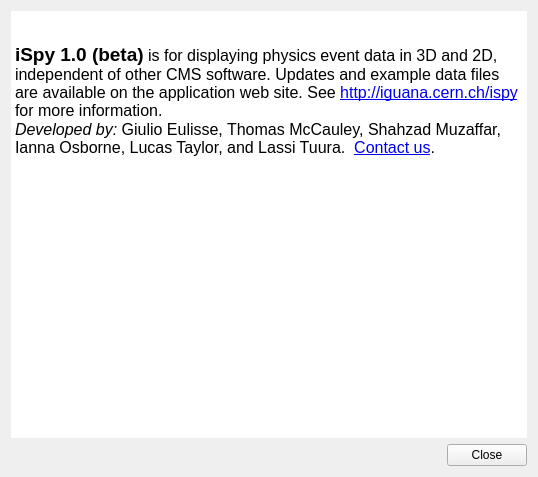
Old version of the form Iguana/QtGUI/src/ISpySplashScreen.ui in the repository cms-outreach/ispy.
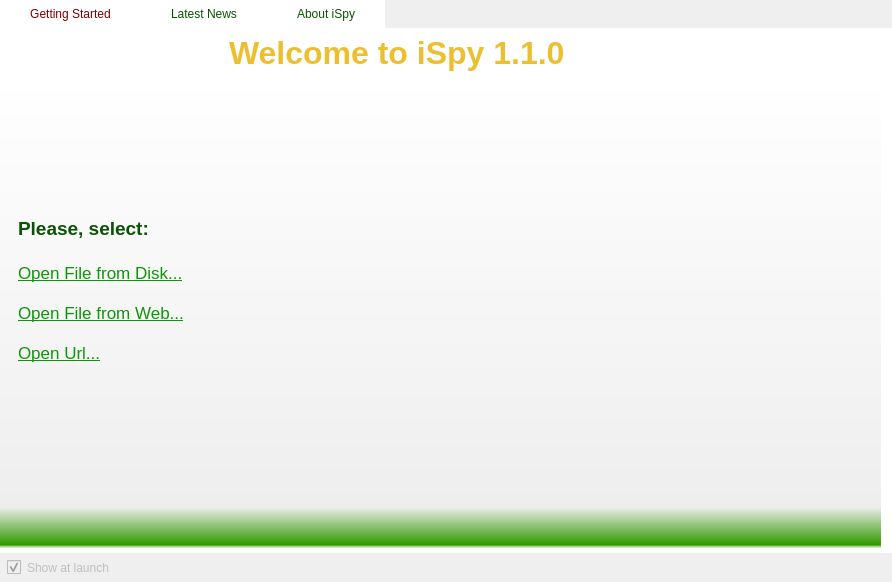
New version of the form. Icons and pictures are not drawn.

```diff
--- a/Iguana/QtGUI/src/ISpySplashScreen.ui
+++ b/Iguana/QtGUI/src/ISpySplashScreen.ui
@@ -9,63 +9,350 @@
    <rect>
     <x>0</x>
     <y>0</y>
-    <width>538</width>
-    <height>477</height>
+    <width>892</width>
+    <height>582</height>
    </rect>
   </property>
+  <property name="minimumSize">
+   <size>
+    <width>892</width>
+    <height>582</height>
+   </size>
+  </property>
+  <property name="maximumSize">
+   <size>
+    <width>892</width>
+    <height>582</height>
+   </size>
+  </property>
   <property name="windowTitle">
    <string>IGUANA iSpy</string>
   </property>
-  <property name="windowIcon">
-   <iconset resource="../interface/ispy.qrc">
-    <normaloff>:/images/IGUANA_SPLASH.xpm</normaloff>:/images/IGUANA_SPLASH.xpm</iconset>
+  <property name="styleSheet">
+   <string notr="true">QFrame {
+border: 0px;
+}
+
+QTabWidget {
+border: 0px;
+background-color: white;
+}
+
+</string>
   </property>
   <layout class="QVBoxLayout" name="verticalLayout">
+   <property name="spacing">
+    <number>0</number>
+   </property>
+   <property name="margin">
+    <number>0</number>
+   </property>
    <item>
-    <layout class="QHBoxLayout" name="horizontalLayout">
-     <item>
-      <widget class="QTextBrowser" name="textBrowser">
-       <property name="sizePolicy">
-        <sizepolicy hsizetype="Expanding" vsizetype="Expanding">
-         <horstretch>0</horstretch>
-         <verstretch>0</verstretch>
-        </sizepolicy>
-       </property>
-       <property name="acceptDrops">
-        <bool>false</bool>
-       </property>
-       <property name="frameShape">
-        <enum>QFrame::NoFrame</enum>
-       </property>
-       <property name="frameShadow">
-        <enum>QFrame::Plain</enum>
-       </property>
-       <property name="html">
-        <string>&lt;!DOCTYPE HTML PUBLIC &quot;-//W3C//DTD HTML 4.0//EN&quot; &quot;http://www.w3.org/TR/REC-html40/strict.dtd&quot;&gt;
-&lt;html&gt;&lt;head&gt;&lt;meta name=&quot;qrichtext&quot; content=&quot;1&quot; /&gt;&lt;style type=&quot;text/css&quot;&gt;
-p, li { white-space: pre-wrap; }
-&lt;/style&gt;&lt;/head&gt;&lt;body style=&quot; font-family:'Sans Serif'; font-size:9pt; font-weight:400; font-style:normal;&quot;&gt;
-&lt;p style=&quot; margin-top:0px; margin-bottom:0px; margin-left:0px; margin-right:0px; -qt-block-indent:0; text-indent:0px;&quot;&gt;&lt;img src=&quot;:/images/IGUANA_SPLASH.xpm&quot; /&gt;&lt;/p&gt;
-&lt;p style=&quot;-qt-paragraph-type:empty; margin-top:0px; margin-bottom:0px; margin-left:0px; margin-right:0px; -qt-block-indent:0; text-indent:0px;&quot;&gt;&lt;/p&gt;
-&lt;p style=&quot; margin-top:0px; margin-bottom:0px; margin-left:0px; margin-right:0px; -qt-block-indent:0; text-indent:0px;&quot;&gt;&lt;span style=&quot; font-size:14pt; font-weight:600;&quot;&gt;iSpy 1.0 (beta)&lt;/span&gt;&lt;span style=&quot; font-size:12pt;&quot;&gt; is for displaying physics event data in 3D and 2D, independent of other CMS software. Updates and example data files are available on the application web site. See &lt;/span&gt;&lt;a href=&quot;http://iguana.cern.ch/ispy/&quot;&gt;&lt;span style=&quot; font-size:12pt; text-decoration: underline; color:#0000ee;&quot;&gt;http://iguana.cern.ch/ispy&lt;/span&gt;&lt;/a&gt;&lt;span style=&quot; font-size:12pt;&quot;&gt; for more information. &lt;/span&gt;&lt;/p&gt;
-&lt;p style=&quot; margin-top:0px; margin-bottom:0px; margin-left:0px; margin-right:0px; -qt-block-indent:0; text-indent:0px;&quot;&gt;&lt;span style=&quot; font-size:12pt; font-style:italic;&quot;&gt;Developed by: &lt;/span&gt;&lt;span style=&quot; font-size:12pt;&quot;&gt;Giulio Eulisse, Thomas McCauley, Shahzad Muzaffar, Ianna Osborne, Lucas Taylor, and Lassi Tuura.  &lt;/span&gt;&lt;a href=&quot;mailto:iglite-developers@cern.ch&quot;&gt;&lt;span style=&quot; font-size:12pt; text-decoration: underline; color:#0000ee;&quot;&gt;Contact us&lt;/span&gt;&lt;/a&gt;&lt;span style=&quot; font-size:12pt;&quot;&gt;. &lt;/span&gt;&lt;/p&gt;&lt;/body&gt;&lt;/html&gt;</string>
-       </property>
-       <property name="openExternalLinks">
-        <bool>true</bool>
-       </property>
-       <property name="openLinks">
-        <bool>true</bool>
-       </property>
-      </widget>
-     </item>
-    </layout>
-   </item>
-   <item>
-    <widget class="QDialogButtonBox" name="buttonBox">
-     <property name="standardButtons">
-      <set>QDialogButtonBox::Close</set>
+    <layout class="QVBoxLayout" name="verticalLayout_4">
+     <property name="spacing">
+      <number>0</number>
      </property>
-    </widget>
+     <item>
+      <widget class="QTabWidget" name="tabWidget">
+       <property name="cursor">
+        <cursorShape>ArrowCursor</cursorShape>
+       </property>
+       <property name="styleSheet">
+        <string notr="true">QFrame {
+border: 0px;
+}
+
+QTabWidget {
+background-color: white;
+}
+
+QTabWidget QWidget {
+background-color: white;
+}
+QTabBar {
+     background: qlineargradient(x1: 0, y1: 0, x2: 0, y2: 1,
+                                 stop: 0 #E1E1E1, stop: 0.4 #DDDDDD,
+                                 stop: 0.5 #D8D8D8, stop: 1.0 #FFFFFF);
+}
+
+QTabBar::tab {
+    background: qlineargradient(x1: 0, y1: 0, x2: 0, y2: 1,
+                                 stop: 0 #E1E1E1, stop: 0.4 #DDDDDD,
+                                 stop: 0.5 #D8D8D8, stop: 1.0 #FFFFFF);
+     color: #0a5202;
+     border: 0px;
+     min-width: 8ex;
+     padding: 7px;
+	padding-left: 30px;
+	padding-right: 30px;
+ }
+
+QTabBar::tab:selected {
+     background: qlineargradient(x1: 0, y1: 0, x2: 0, y2: 1,
+                                 stop: 0 #E1E1E1, stop: 0.4 #DDDDDD,
+                                 stop: 0.5 #D8D8D8, stop: 1.0 #FFFFFF);
+     color: #800000;
+
+	 border: 0px;
+     min-width: 8ex;
+ }
+</string>
+       </property>
+       <property name="currentIndex">
+        <number>0</number>
+       </property>
+       <property name="documentMode">
+        <bool>false</bool>
+       </property>
+       <property name="tabsClosable">
+        <bool>false</bool>
+       </property>
+       <widget class="QWidget" name="gettingStartedTab">
+        <property name="cursor">
+         <cursorShape>ArrowCursor</cursorShape>
+        </property>
+        <attribute name="title">
+         <string>Getting Started</string>
+        </attribute>
+        <widget class="QWidget" name="verticalLayoutWidget">
+         <property name="geometry">
+          <rect>
+           <x>0</x>
+           <y>0</y>
+           <width>881</width>
+           <height>521</height>
+          </rect>
+         </property>
+         <layout class="QVBoxLayout" name="verticalLayout_2" stretch="0,0">
+          <property name="spacing">
+           <number>0</number>
+          </property>
+          <item>
+           <widget class="QLabel" name="label">
+            <property name="font">
+             <font>
+              <pointsize>-1</pointsize>
+              <weight>75</weight>
+              <bold>true</bold>
+             </font>
+            </property>
+            <property name="styleSheet">
+             <string notr="true">
+font-size: 32px;
+font-weight: bold;
+color: qradialgradient(spread:pad, cx:0.505, cy:1, radius:1.028, fx:0.505, fy:0.381455, stop:0 rgba(9, 41, 4, 255), stop:0.286432 rgba(2, 79, 0, 255), stop:0.703518 rgba(50, 147, 22, 255), stop:1 rgba(236, 191, 49, 255));
+padding: 7px;
+padding-left: 220px;
+</string>
+            </property>
+            <property name="text">
+             <string>Welcome to iSpy 1.1.0</string>
+            </property>
+           </widget>
+          </item>
+          <item>
+           <layout class="QHBoxLayout" name="horizontalLayout_3" stretch="0,0">
+            <property name="spacing">
+             <number>0</number>
+            </property>
+            <item>
+             <widget class="QTextBrowser" name="wizardView">
+              <property name="sizePolicy">
+               <sizepolicy hsizetype="Maximum" vsizetype="Expanding">
+                <horstretch>255</horstretch>
+                <verstretch>0</verstretch>
+               </sizepolicy>
+              </property>
+              <property name="styleSheet">
+               <string notr="true">background-color: qlineargradient(spread:pad, x1:0, y1:1, x2:0, y2:0, stop:0.00145729 rgba(255, 255, 255, 255), stop:0.0100503 rgba(50, 153, 0, 255), stop:0.0904523 rgba(238, 238, 238, 255), stop:1 rgba(255, 255, 255, 255));
+padding-left:14px;</string>
+              </property>
+              <property name="lineWidth">
+               <number>0</number>
+              </property>
+              <property name="html">
+               <string>&lt;!DOCTYPE HTML PUBLIC &quot;-//W3C//DTD HTML 4.0//EN&quot; &quot;http://www.w3.org/TR/REC-html40/strict.dtd&quot;&gt;
+&lt;html&gt;&lt;head&gt;&lt;meta name=&quot;qrichtext&quot; content=&quot;1&quot; /&gt;&lt;style type=&quot;text/css&quot;&gt;
+p, li { white-space: pre-wrap; }
+&lt;/style&gt;&lt;/head&gt;&lt;body style=&quot; font-family:'Lucida Grande'; font-size:13pt; font-weight:400; font-style:normal;&quot;&gt;
+&lt;p style=&quot;-qt-paragraph-type:empty; margin-top:0px; margin-bottom:0px; margin-left:0px; margin-right:0px; -qt-block-indent:0; text-indent:0px;&quot;&gt;&lt;/p&gt;
+&lt;p style=&quot;-qt-paragraph-type:empty; margin-top:0px; margin-bottom:0px; margin-left:0px; margin-right:0px; -qt-block-indent:0; text-indent:0px; font-size:14pt; font-weight:600; color:#0a5204;&quot;&gt;&lt;/p&gt;
+&lt;p style=&quot;-qt-paragraph-type:empty; margin-top:0px; margin-bottom:0px; margin-left:0px; margin-right:0px; -qt-block-indent:0; text-indent:0px; font-size:14pt; font-weight:600; color:#0a5204;&quot;&gt;&lt;/p&gt;
+&lt;p style=&quot;-qt-paragraph-type:empty; margin-top:0px; margin-bottom:0px; margin-left:0px; margin-right:0px; -qt-block-indent:0; text-indent:0px; font-size:14pt; font-weight:600; color:#0a5204;&quot;&gt;&lt;/p&gt;
+&lt;p style=&quot;-qt-paragraph-type:empty; margin-top:0px; margin-bottom:0px; margin-left:0px; margin-right:0px; -qt-block-indent:0; text-indent:0px; font-size:14pt; font-weight:600; color:#0a5204;&quot;&gt;&lt;/p&gt;
+&lt;p style=&quot;-qt-paragraph-type:empty; margin-top:0px; margin-bottom:0px; margin-left:0px; margin-right:0px; -qt-block-indent:0; text-indent:0px; font-size:14pt; font-weight:600; color:#0a5204;&quot;&gt;&lt;/p&gt;
+&lt;p style=&quot; margin-top:0px; margin-bottom:0px; margin-left:0px; margin-right:0px; -qt-block-indent:0; text-indent:0px;&quot;&gt;&lt;span style=&quot; font-size:14pt; font-weight:600; color:#0a5204;&quot;&gt;Please, select:&lt;/span&gt;&lt;/p&gt;
+&lt;p style=&quot;-qt-paragraph-type:empty; margin-top:0px; margin-bottom:0px; margin-left:0px; margin-right:0px; -qt-block-indent:0; text-indent:0px; font-size:14pt; font-weight:600; text-decoration: underline; color:#0a5204;&quot;&gt;&lt;/p&gt;
+&lt;p style=&quot; margin-top:0px; margin-bottom:0px; margin-left:0px; margin-right:0px; -qt-block-indent:0; text-indent:0px;&quot;&gt;&lt;a href=&quot;OpenFile&quot;&gt;&lt;span style=&quot; text-decoration: underline; color:#0f9509;&quot;&gt;Open File from Disk...&lt;/span&gt;&lt;/a&gt;&lt;/p&gt;
+&lt;p style=&quot;-qt-paragraph-type:empty; margin-top:0px; margin-bottom:0px; margin-left:0px; margin-right:0px; -qt-block-indent:0; text-indent:0px; text-decoration: underline; color:#0f9509;&quot;&gt;&lt;/p&gt;
+&lt;p style=&quot; margin-top:0px; margin-bottom:0px; margin-left:0px; margin-right:0px; -qt-block-indent:0; text-indent:0px;&quot;&gt;&lt;a href=&quot;OpenWeb&quot;&gt;&lt;span style=&quot; text-decoration: underline; color:#0f9509;&quot;&gt;Open File from Web...&lt;/span&gt;&lt;/a&gt;&lt;/p&gt;
+&lt;p style=&quot;-qt-paragraph-type:empty; margin-top:0px; margin-bottom:0px; margin-left:0px; margin-right:0px; -qt-block-indent:0; text-indent:0px;&quot;&gt;&lt;/p&gt;
+&lt;p style=&quot; margin-top:0px; margin-bottom:0px; margin-left:0px; margin-right:0px; -qt-block-indent:0; text-indent:0px;&quot;&gt;&lt;a href=&quot;OpenUrl&quot;&gt;&lt;span style=&quot; text-decoration: underline; color:#0f9509;&quot;&gt;Open Url...&lt;/span&gt;&lt;/a&gt;&lt;/p&gt;&lt;/body&gt;&lt;/html&gt;</string>
+              </property>
+             </widget>
+            </item>
+            <item>
+             <widget class="QTextBrowser" name="webView">
+              <property name="styleSheet">
+               <string notr="true">QTextBrowser
+{
+background-color: qlineargradient(spread:pad, x1:0, y1:1, x2:0, y2:0, stop:0.00145729 rgba(255, 255, 255, 255), stop:0.0100503 rgba(50, 153, 0, 255), stop:0.0904523 rgba(238, 238, 238, 255), stop:1 rgba(255, 255, 255, 255));
+padding-bottom: 40px;
+}</string>
+              </property>
+              <property name="html">
+               <string>&lt;!DOCTYPE HTML PUBLIC &quot;-//W3C//DTD HTML 4.0//EN&quot; &quot;http://www.w3.org/TR/REC-html40/strict.dtd&quot;&gt;
+&lt;html&gt;&lt;head&gt;&lt;meta name=&quot;qrichtext&quot; content=&quot;1&quot; /&gt;&lt;style type=&quot;text/css&quot;&gt;
+p, li { white-space: pre-wrap; }
+&lt;/style&gt;&lt;/head&gt;&lt;body style=&quot; font-family:'Lucida Grande'; font-size:13pt; font-weight:400; font-style:normal;&quot;&gt;
+&lt;p align=&quot;center&quot; style=&quot;-qt-paragraph-type:empty; margin-top:0px; margin-bottom:0px; margin-left:0px; margin-right:0px; -qt-block-indent:0; text-indent:0px;&quot;&gt;&lt;/p&gt;
+&lt;p align=&quot;center&quot; style=&quot;-qt-paragraph-type:empty; margin-top:0px; margin-bottom:0px; margin-left:0px; margin-right:0px; -qt-block-indent:0; text-indent:0px;&quot;&gt;&lt;/p&gt;
+&lt;p align=&quot;center&quot; style=&quot;-qt-paragraph-type:empty; margin-top:0px; margin-bottom:0px; margin-left:0px; margin-right:0px; -qt-block-indent:0; text-indent:0px;&quot;&gt;&lt;/p&gt;
+&lt;p align=&quot;center&quot; style=&quot;-qt-paragraph-type:empty; margin-top:0px; margin-bottom:0px; margin-left:0px; margin-right:0px; -qt-block-indent:0; text-indent:0px;&quot;&gt;&lt;/p&gt;
+&lt;p align=&quot;center&quot; style=&quot; margin-top:0px; margin-bottom:0px; margin-left:0px; margin-right:0px; -qt-block-indent:0; text-indent:0px;&quot;&gt;&lt;img src=&quot;:/images/IGUANA_SPLASH.xpm&quot; /&gt;&lt;/p&gt;&lt;/body&gt;&lt;/html&gt;</string>
+              </property>
+             </widget>
+            </item>
+           </layout>
+          </item>
+         </layout>
+        </widget>
+       </widget>
+       <widget class="QWidget" name="newsTab">
+        <attribute name="title">
+         <string>Latest News</string>
+        </attribute>
+        <widget class="QWidget" name="verticalLayoutWidget_2">
+         <property name="geometry">
+          <rect>
+           <x>0</x>
+           <y>0</y>
+           <width>881</width>
+           <height>511</height>
+          </rect>
+         </property>
+         <layout class="QVBoxLayout" name="verticalLayout_3">
+          <item>
+           <widget class="QTextBrowser" name="newsView">
+            <property name="html">
+             <string>&lt;!DOCTYPE HTML PUBLIC &quot;-//W3C//DTD HTML 4.0//EN&quot; &quot;http://www.w3.org/TR/REC-html40/strict.dtd&quot;&gt;
+&lt;html&gt;&lt;head&gt;&lt;meta name=&quot;qrichtext&quot; content=&quot;1&quot; /&gt;&lt;style type=&quot;text/css&quot;&gt;
+p, li { white-space: pre-wrap; }
+&lt;/style&gt;&lt;/head&gt;&lt;body style=&quot; font-family:'Lucida Grande'; font-size:13pt; font-weight:400; font-style:normal;&quot;&gt;
+&lt;p align=&quot;center&quot; style=&quot;-qt-paragraph-type:empty; margin-top:0px; margin-bottom:0px; margin-left:0px; margin-right:0px; -qt-block-indent:0; text-indent:0px;&quot;&gt;&lt;/p&gt;
+&lt;p align=&quot;center&quot; style=&quot; margin-top:0px; margin-bottom:0px; margin-left:0px; margin-right:0px; -qt-block-indent:0; text-indent:0px;&quot;&gt;&lt;span style=&quot; font-weight:600;&quot;&gt;Sorry, no news available at this moment.&lt;/span&gt;&lt;/p&gt;&lt;/body&gt;&lt;/html&gt;</string>
+            </property>
+           </widget>
+          </item>
+         </layout>
+        </widget>
+       </widget>
+       <widget class="QWidget" name="aboutISpyTab">
+        <attribute name="title">
+         <string>About iSpy</string>
+        </attribute>
+        <widget class="QWidget" name="horizontalLayoutWidget_2">
+         <property name="geometry">
+          <rect>
+           <x>0</x>
+           <y>0</y>
+           <width>881</width>
+           <height>521</height>
+          </rect>
+         </property>
+         <layout class="QHBoxLayout" name="horizontalLayout_4" stretch="0,0">
+          <property name="spacing">
+           <number>0</number>
+          </property>
+          <item>
+           <widget class="QTextBrowser" name="ispyLogo">
+            <property name="sizePolicy">
+             <sizepolicy hsizetype="Expanding" vsizetype="Expanding">
+              <horstretch>0</horstretch>
+              <verstretch>0</verstretch>
+             </sizepolicy>
+            </property>
+            <property name="acceptDrops">
+             <bool>false</bool>
+            </property>
+            <property name="styleSheet">
+             <string notr="true">background-color: qlineargradient(spread:pad, x1:0, y1:1, x2:0, y2:0, stop:0.00145729 rgba(255, 255, 255, 255), stop:0.0100503 rgba(50, 153, 0, 255), stop:0.0904523 rgba(238, 238, 238, 255), stop:1 rgba(255, 255, 255, 255));</string>
+            </property>
+            <property name="frameShape">
+             <enum>QFrame::NoFrame</enum>
+            </property>
+            <property name="frameShadow">
+             <enum>QFrame::Plain</enum>
+            </property>
+            <property name="html">
+             <string>&lt;!DOCTYPE HTML PUBLIC &quot;-//W3C//DTD HTML 4.0//EN&quot; &quot;http://www.w3.org/TR/REC-html40/strict.dtd&quot;&gt;
+&lt;html&gt;&lt;head&gt;&lt;meta name=&quot;qrichtext&quot; content=&quot;1&quot; /&gt;&lt;style type=&quot;text/css&quot;&gt;
+p, li { white-space: pre-wrap; }
+&lt;/style&gt;&lt;/head&gt;&lt;body style=&quot; font-family:'Lucida Grande'; font-size:13pt; font-weight:400; font-style:normal;&quot;&gt;
+&lt;p style=&quot;-qt-paragraph-type:empty; margin-top:0px; margin-bottom:0px; margin-left:0px; margin-right:0px; -qt-block-indent:0; text-indent:0px;&quot;&gt;&lt;/p&gt;
+&lt;p style=&quot;-qt-paragraph-type:empty; margin-top:0px; margin-bottom:0px; margin-left:0px; margin-right:0px; -qt-block-indent:0; text-indent:0px;&quot;&gt;&lt;/p&gt;
+&lt;p style=&quot;-qt-paragraph-type:empty; margin-top:0px; margin-bottom:0px; margin-left:0px; margin-right:0px; -qt-block-indent:0; text-indent:0px;&quot;&gt;&lt;/p&gt;
+&lt;p style=&quot;-qt-paragraph-type:empty; margin-top:0px; margin-bottom:0px; margin-left:0px; margin-right:0px; -qt-block-indent:0; text-indent:0px;&quot;&gt;&lt;/p&gt;
+&lt;p style=&quot;-qt-paragraph-type:empty; margin-top:0px; margin-bottom:0px; margin-left:0px; margin-right:0px; -qt-block-indent:0; text-indent:0px;&quot;&gt;&lt;/p&gt;
+&lt;p style=&quot;-qt-paragraph-type:empty; margin-top:0px; margin-bottom:0px; margin-left:0px; margin-right:0px; -qt-block-indent:0; text-indent:0px;&quot;&gt;&lt;/p&gt;
+&lt;p style=&quot; margin-top:0px; margin-bottom:0px; margin-left:0px; margin-right:0px; -qt-block-indent:0; text-indent:0px;&quot;&gt;&lt;img src=&quot;:/images/IGUANA_SPLASH.xpm&quot; /&gt;&lt;/p&gt;&lt;/body&gt;&lt;/html&gt;</string>
+            </property>
+            <property name="openExternalLinks">
+             <bool>true</bool>
+            </property>
+            <property name="openLinks">
+             <bool>true</bool>
+            </property>
+           </widget>
+          </item>
+          <item>
+           <widget class="QTextBrowser" name="ispyDescription">
+            <property name="styleSheet">
+             <string notr="true">background-color: qlineargradient(spread:pad, x1:0, y1:1, x2:0, y2:0, stop:0.00145729 rgba(255, 255, 255, 255), stop:0.0100503 rgba(50, 153, 0, 255), stop:0.0904523 rgba(238, 238, 238, 255), stop:1 rgba(255, 255, 255, 255))</string>
+            </property>
+            <property name="lineWidth">
+             <number>3</number>
+            </property>
+            <property name="html">
+             <string>&lt;!DOCTYPE HTML PUBLIC &quot;-//W3C//DTD HTML 4.0//EN&quot; &quot;http://www.w3.org/TR/REC-html40/strict.dtd&quot;&gt;
+&lt;html&gt;&lt;head&gt;&lt;meta name=&quot;qrichtext&quot; content=&quot;1&quot; /&gt;&lt;style type=&quot;text/css&quot;&gt;
+p, li { white-space: pre-wrap; }
+&lt;/style&gt;&lt;/head&gt;&lt;body style=&quot; font-family:'Lucida Grande'; font-size:13pt; font-weight:400; font-style:normal;&quot;&gt;
+&lt;p style=&quot;-qt-paragraph-type:empty; margin-top:100px; margin-bottom:0px; margin-left:0px; margin-right:0px; -qt-block-indent:0; text-indent:0px;&quot;&gt;&lt;/p&gt;
+&lt;p style=&quot; margin-top:100px; margin-bottom:0px; margin-left:0px; margin-right:0px; -qt-block-indent:0; text-indent:0px;&quot;&gt;&lt;span style=&quot; font-family:'Sans Serif'; font-size:14pt; font-weight:600; color:#065602;&quot;&gt;iSpy 1.1.0&lt;/span&gt;&lt;span style=&quot; font-family:'Sans Serif'; font-size:12pt;&quot;&gt; is for displaying physics event data in 3D and 2D, independent of other CMS software. &lt;/span&gt;&lt;/p&gt;
+&lt;p style=&quot;-qt-paragraph-type:empty; margin-top:0px; margin-bottom:0px; margin-left:0px; margin-right:0px; -qt-block-indent:0; text-indent:0px; font-family:'Sans Serif'; font-size:12pt;&quot;&gt;&lt;/p&gt;
+&lt;p style=&quot; margin-top:0px; margin-bottom:0px; margin-left:0px; margin-right:0px; -qt-block-indent:0; text-indent:0px;&quot;&gt;&lt;span style=&quot; font-family:'Sans Serif'; font-size:12pt;&quot;&gt;Updates and example data files are available on the application web site. &lt;/span&gt;&lt;/p&gt;
+&lt;p style=&quot;-qt-paragraph-type:empty; margin-top:0px; margin-bottom:0px; margin-left:0px; margin-right:0px; -qt-block-indent:0; text-indent:0px; font-family:'Sans Serif'; font-size:12pt;&quot;&gt;&lt;/p&gt;
+&lt;p style=&quot; margin-top:0px; margin-bottom:0px; margin-left:0px; margin-right:0px; -qt-block-indent:0; text-indent:0px;&quot;&gt;&lt;span style=&quot; font-family:'Sans Serif'; font-size:12pt;&quot;&gt;See &lt;/span&gt;&lt;a href=&quot;http://iguana.cern.ch/ispy/&quot;&gt;&lt;span style=&quot; font-family:'Sans Serif'; font-size:12pt; text-decoration: underline; color:#109d0a;&quot;&gt;http://iguana.cern.ch/ispy/&lt;/span&gt;&lt;/a&gt;&lt;span style=&quot; font-family:'Sans Serif'; font-size:12pt;&quot;&gt; for more information. &lt;/span&gt;&lt;/p&gt;
+&lt;p style=&quot;-qt-paragraph-type:empty; margin-top:0px; margin-bottom:0px; margin-left:0px; margin-right:0px; -qt-block-indent:0; text-indent:0px;&quot;&gt;&lt;/p&gt;
+&lt;p style=&quot; margin-top:0px; margin-bottom:0px; margin-left:0px; margin-right:0px; -qt-block-indent:0; text-indent:0px;&quot;&gt;&lt;span style=&quot; font-family:'Sans Serif'; font-size:12pt; font-style:italic;&quot;&gt;Developed by: &lt;/span&gt;&lt;span style=&quot; font-family:'Sans Serif'; font-size:12pt;&quot;&gt;Giulio Eulisse, Thomas McCauley, Shahzad Muzaffar, Ianna Osborne, Lucas Taylor, and Lassi Tuura.  &lt;/span&gt;&lt;/p&gt;
+&lt;p style=&quot;-qt-paragraph-type:empty; margin-top:0px; margin-bottom:0px; margin-left:0px; margin-right:0px; -qt-block-indent:0; text-indent:0px; font-family:'Sans Serif'; font-size:12pt;&quot;&gt;&lt;/p&gt;
+&lt;p style=&quot; margin-top:0px; margin-bottom:0px; margin-left:0px; margin-right:0px; -qt-block-indent:0; text-indent:0px;&quot;&gt;&lt;a href=&quot;mailto:iglite-developers@cern.ch&quot;&gt;&lt;span style=&quot; font-family:'Sans Serif'; font-size:12pt; text-decoration: underline; color:#109d0a;&quot;&gt;Contact us&lt;/span&gt;&lt;/a&gt;&lt;span style=&quot; font-family:'Sans Serif'; font-size:12pt;&quot;&gt;. &lt;/span&gt;&lt;/p&gt;&lt;/body&gt;&lt;/html&gt;</string>
+            </property>
+           </widget>
+          </item>
+         </layout>
+        </widget>
+       </widget>
+      </widget>
+     </item>
+     <item>
+      <widget class="QCheckBox" name="showAtLaunchCheckbox">
+       <property name="enabled">
+        <bool>false</bool>
+       </property>
+       <property name="styleSheet">
+        <string notr="true">padding: 7px;</string>
+       </property>
+       <property name="text">
+        <string>Show at launch</string>
+       </property>
+       <property name="checked">
+        <bool>true</bool>
+       </property>
+      </widget>
+     </item>
+    </layout>
    </item>
   </layout>
  </widget>
```
Left out of the diff: 19 changed lines with no effect on the pictures.
